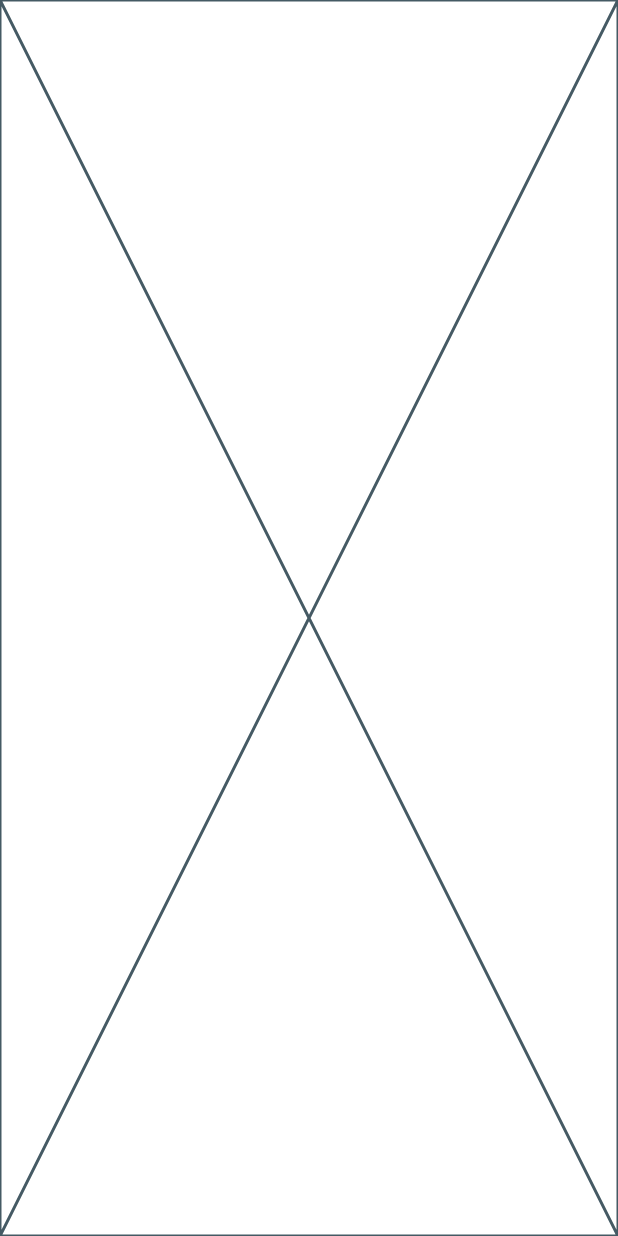
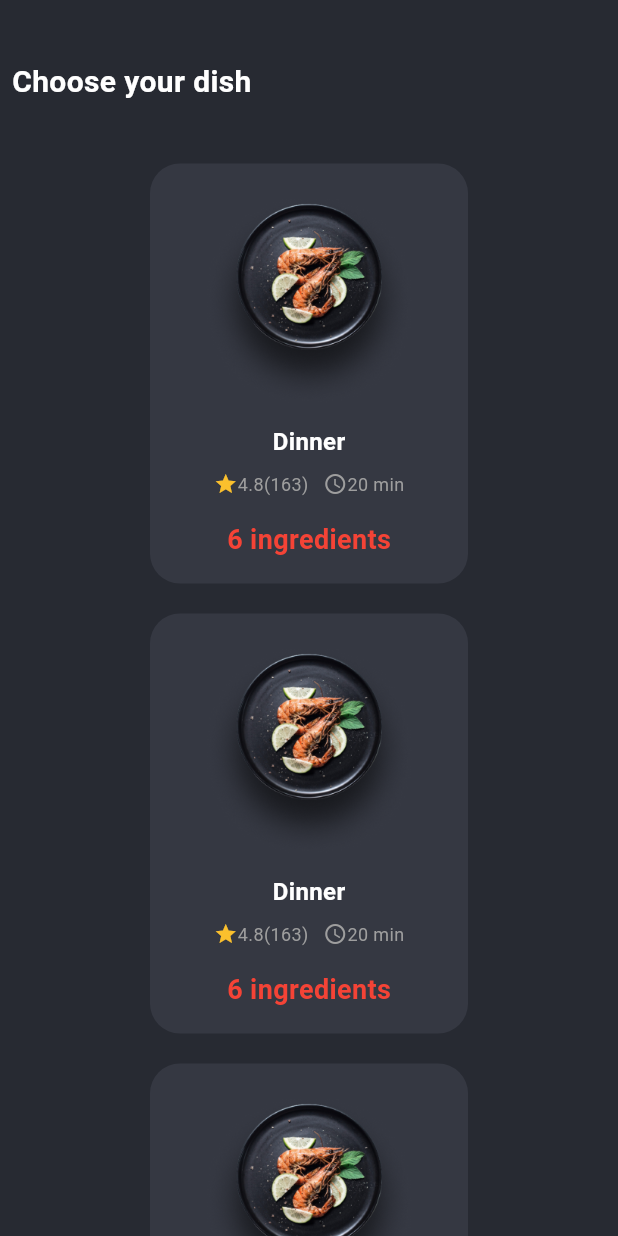
Before and after one commit to ahmedaboslah/confuse-choose, a Flutter app: the screen it shows after launch, on a phone screen of 412 x 824 dp. Run offline on Flutter 3.47's test engine with Material 3 defaults, Android fonts, the phone set to English and light mode, and no system bars; our stand-ins replace go_router.

Commit message:
category card done

```diff
--- a/lib/core/utils/app_styles.dart
+++ b/lib/core/utils/app_styles.dart
@@ -36,5 +36,21 @@ static const TextStyle semiBold15 = TextStyle(
     color: Color(
       0xffFF7269,
     ),
+
   );
+  static const TextStyle bold18= TextStyle(
+    fontWeight: FontWeight.w700,
+    fontSize: 18,
+    color: Colors.red,
+
+  );
+  static const TextStyle bold16= TextStyle(
+    fontWeight: FontWeight.w700,
+    fontSize: 16,
+    color: Color(
+      0xffffffff,
+    ),);
+     static const TextStyle regular12= TextStyle(
+    fontSize: 12,
+    color: Colors.grey,);
 }
--- a/lib/core/utils/colors.dart
+++ b/lib/core/utils/colors.dart
@@ -3,6 +3,7 @@ import 'package:flutter/material.dart';
 abstract class colors{
   static const Color primaryColor=Color(0xff272A32);
   static const Color lightPrimaryColor= Color(0xff2C2F38);
+  static const Color secondaryColor=Color(0xff353842);
   static const Color buttonColor=Color(0xffFF7269);
   static const Color textFieldColor=Color(0xff252830);
 }
--- a/lib/features/Home/presentation/view/home_view.dart
+++ b/lib/features/Home/presentation/view/home_view.dart
@@ -1,10 +1,14 @@
 import 'package:flutter/material.dart';
+
+import 'widgets/home_view_body.dart';
 
 class HomeView extends StatelessWidget {
   const HomeView({super.key});
 static const routename = '/home';
   @override
   Widget build(BuildContext context) {
-    return const Placeholder();
+    return const Scaffold(
+      body: HomePageViewBody(),
+    );
   }
 }
--- /dev/null
+++ b/lib/features/Home/presentation/view/widgets/category_card.dart
@@ -0,0 +1,59 @@
+import 'package:confuse/core/utils/app_styles.dart';
+import 'package:confuse/core/utils/colors.dart';
+import 'package:flutter/material.dart';
+
+class CategoryCard extends StatelessWidget {
+  const CategoryCard({super.key});
+  @override
+  Widget build(BuildContext context) {
+    return Container(
+      width: 180,
+      padding: const EdgeInsets.all(16.0),
+      decoration: BoxDecoration(
+        color: colors.secondaryColor,
+        borderRadius: BorderRadius.circular(20),
+      ),
+      child: Column(
+        mainAxisSize: MainAxisSize.min,
+        crossAxisAlignment: CrossAxisAlignment.center,
+        children: [
+          ClipRRect(
+            borderRadius: BorderRadius.circular(12),
+            child: Image.asset(
+              'assets/images/unsplash_TqOEGdRNowY.png',
+              height: 150,
+              width: 150,
+              fit: BoxFit.cover,
+            ),
+          ),
+          const SizedBox(height: 8),
+          const Text(
+            'Dinner',
+            style: TextStyles.bold16,
+          ),
+          const SizedBox(height: 8),
+          Row(
+            mainAxisAlignment: MainAxisAlignment.center,
+            children: [
+              Icon(Icons.star, color: Colors.yellow[700], size: 16),
+              const Text(
+                '4.8(163)',
+                style: TextStyles.regular12,
+              ),
+              const SizedBox(width: 10),
+              const Icon(Icons.access_time, color: Colors.grey, size: 16),
+              const Text(
+                '20 min',
+                style: TextStyles.regular12,
+              ),
+            ],
+          ),
+          const SizedBox(height: 16),
+          const Text(
+            '6 ingredients',
+            style: TextStyles.bold18,
+          ),
+        ],
+      ),
+    );
+  }}
--- /dev/null
+++ b/lib/features/Home/presentation/view/widgets/home_view_body.dart
@@ -0,0 +1,35 @@
+import 'package:confuse/core/utils/app_styles.dart';
+import 'package:confuse/core/utils/colors.dart';
+import 'package:confuse/features/Home/presentation/view/widgets/category_card.dart';
+import 'package:flutter/material.dart';
+import 'package:flutter/widgets.dart';
+
+class HomePageViewBody extends StatelessWidget {
+  const HomePageViewBody({super.key});
+
+  @override
+  Widget build(BuildContext context) {
+    return   Column(
+      crossAxisAlignment:CrossAxisAlignment.start ,
+      children: [
+        const SizedBox(height: 40,),
+        const Padding(
+          padding: EdgeInsets.only(left: 8),
+          child: Text('Choose your dish',style: TextStyles.semiBold20,),
+
+        ),
+        const SizedBox(height: 30,),
+        Expanded(
+          child: ListView.builder(
+            itemCount: 6,
+            itemBuilder: (context, index) {
+            return const Padding(
+              padding: EdgeInsets.symmetric(vertical: 10,horizontal: 100),
+              child: CategoryCard(),
+            );
+          },),
+        )
+      ],
+    );
+  }
+}
```
